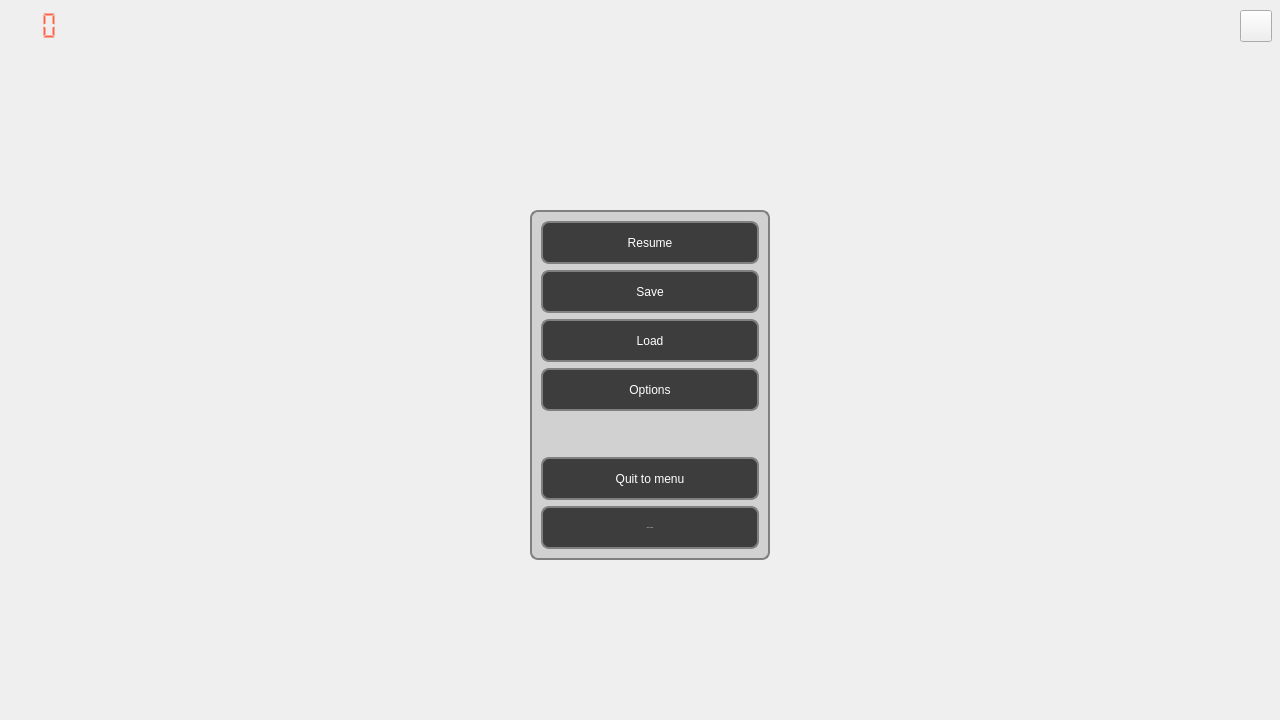
Above: interface/hud.ui from StylishTriangles/Aurora before the change. Below: the same form after it.
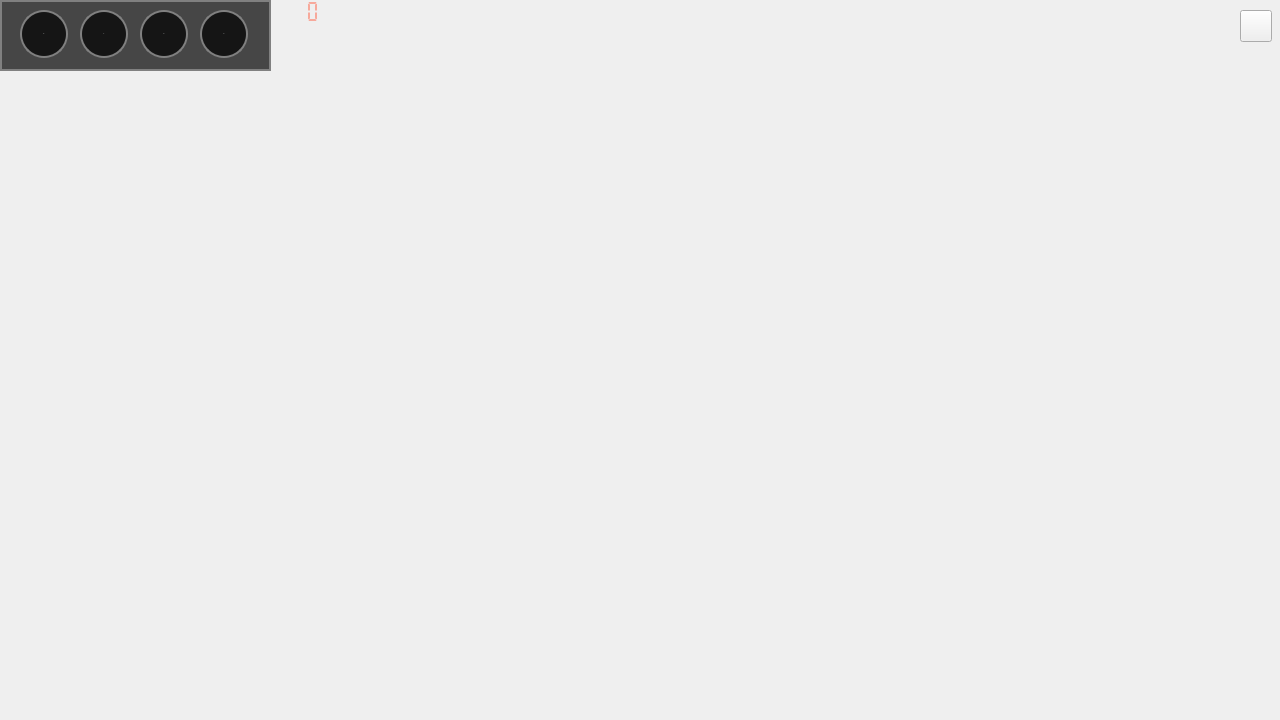
That is the form after the change. Icons and pictures are not drawn.

The edit to the form file:
```diff
--- a/interface/hud.ui
+++ b/interface/hud.ui
@@ -28,10 +28,10 @@
   <widget class="QLCDNumber" name="FPSCounter">
    <property name="geometry">
     <rect>
-     <x>10</x>
-     <y>10</y>
-     <width>51</width>
-     <height>31</height>
+     <x>280</x>
+     <y>0</y>
+     <width>46</width>
+     <height>23</height>
     </rect>
    </property>
    <property name="sizePolicy">
@@ -495,39 +495,33 @@
   <widget class="QFrame" name="pauseMenu">
    <property name="geometry">
     <rect>
-     <x>530</x>
-     <y>210</y>
-     <width>240</width>
-     <height>350</height>
+     <x>0</x>
+     <y>0</y>
+     <width>271</width>
+     <height>71</height>
     </rect>
    </property>
-   <property name="sizePolicy">
-    <sizepolicy hsizetype="Fixed" vsizetype="Fixed">
-     <horstretch>0</horstretch>
-     <verstretch>0</verstretch>
-    </sizepolicy>
-   </property>
    <property name="font">
     <font>
-     <family>Leelawadee UI</family>
-     <pointsize>20</pointsize>
+     <family>MS Gothic</family>
     </font>
    </property>
    <property name="styleSheet">
     <string notr="true">QObject{
 border: 2px solid gray;
 background:  rgb(0,0,0,180);
-border-radius: 8px;
+border-radius: 24px;
 }
 
 QFrame{
-background-color: rgb(0,0,0,32);
+border-radius: 0px 0px 24px 0px;
 }
 
 QPushButton{
 font: 18px &quot;Leelawadee UI&quot;;
 text-align:center;
 color: white;
+width: 32px;
 }
 QPushButton:hover{
 border-color: Tomato;
@@ -542,36 +536,45 @@
    <property name="frameShadow">
     <enum>QFrame::Raised</enum>
    </property>
-   <layout class="QGridLayout" name="gridLayout">
-    <item row="0" column="0">
-     <widget class="QPushButton" name="resumeButton">
+   <widget class="QPushButton" name="fleets">
+    <property name="geometry">
+     <rect>
+      <x>80</x>
+      <y>10</y>
+      <width>48</width>
+      <height>48</height>
+     </rect>
+    </property>
       <property name="sizePolicy">
-       <sizepolicy hsizetype="Minimum" vsizetype="Minimum">
+     <sizepolicy hsizetype="Fixed" vsizetype="Fixed">
         <horstretch>0</horstretch>
         <verstretch>0</verstretch>
        </sizepolicy>
       </property>
-      <property name="autoFillBackground">
-       <bool>false</bool>
+    <property name="font">
+     <font>
+      <family>Leelawadee UI</family>
+      <pointsize>-1</pointsize>
+      <weight>50</weight>
+      <italic>false</italic>
+      <bold>false</bold>
+     </font>
       </property>
       <property name="text">
-       <string>Resume</string>
-      </property>
-      <property name="checkable">
-       <bool>false</bool>
-      </property>
-      <property name="checked">
-       <bool>false</bool>
-      </property>
-      <property name="autoRepeat">
-       <bool>false</bool>
-      </property>
-     </widget>
-    </item>
-    <item row="6" column="0">
-     <widget class="QPushButton" name="exitToSystemButton">
+     <string>F</string>
+    </property>
+   </widget>
+   <widget class="QPushButton" name="research">
+    <property name="geometry">
+     <rect>
+      <x>140</x>
+      <y>10</y>
+      <width>48</width>
+      <height>48</height>
+     </rect>
+    </property>
       <property name="sizePolicy">
-       <sizepolicy hsizetype="Minimum" vsizetype="Minimum">
+     <sizepolicy hsizetype="Fixed" vsizetype="Fixed">
         <horstretch>0</horstretch>
         <verstretch>0</verstretch>
        </sizepolicy>
@@ -586,79 +589,65 @@
        </font>
       </property>
       <property name="text">
-       <string>Quit to system</string>
-      </property>
-     </widget>
-    </item>
-    <item row="5" column="0">
-     <widget class="QPushButton" name="exitToMenuButton">
+     <string>R</string>
+    </property>
+   </widget>
+   <widget class="QPushButton" name="diplomacy">
+    <property name="geometry">
+     <rect>
+      <x>200</x>
+      <y>10</y>
+      <width>48</width>
+      <height>48</height>
+     </rect>
+    </property>
       <property name="sizePolicy">
-       <sizepolicy hsizetype="Minimum" vsizetype="Minimum">
+     <sizepolicy hsizetype="Fixed" vsizetype="Fixed">
         <horstretch>0</horstretch>
         <verstretch>0</verstretch>
        </sizepolicy>
       </property>
+    <property name="font">
+     <font>
+      <family>Leelawadee UI</family>
+      <pointsize>-1</pointsize>
+      <weight>50</weight>
+      <italic>false</italic>
+      <bold>false</bold>
+     </font>
+    </property>
       <property name="text">
-       <string>Quit to menu</string>
-      </property>
-     </widget>
-    </item>
-    <item row="4" column="0">
-     <spacer name="verticalSpacer">
-      <property name="orientation">
-       <enum>Qt::Vertical</enum>
-      </property>
-      <property name="sizeType">
-       <enum>QSizePolicy::Minimum</enum>
-      </property>
-      <property name="sizeHint" stdset="0">
-       <size>
-        <width>20</width>
-        <height>40</height>
-       </size>
-      </property>
-     </spacer>
-    </item>
-    <item row="2" column="0">
-     <widget class="QPushButton" name="loadButton">
+     <string>D</string>
+    </property>
+   </widget>
+   <widget class="QPushButton" name="empire">
+    <property name="geometry">
+     <rect>
+      <x>20</x>
+      <y>10</y>
+      <width>48</width>
+      <height>48</height>
+     </rect>
+    </property>
       <property name="sizePolicy">
-       <sizepolicy hsizetype="Minimum" vsizetype="Minimum">
+     <sizepolicy hsizetype="Fixed" vsizetype="Fixed">
         <horstretch>0</horstretch>
         <verstretch>0</verstretch>
        </sizepolicy>
       </property>
-      <property name="text">
-       <string>Load</string>
-      </property>
-     </widget>
-    </item>
-    <item row="3" column="0">
-     <widget class="QPushButton" name="optionsButton">
-      <property name="sizePolicy">
-       <sizepolicy hsizetype="Minimum" vsizetype="Minimum">
-        <horstretch>0</horstretch>
-        <verstretch>0</verstretch>
-       </sizepolicy>
-      </property>
+    <property name="font">
+     <font>
+      <family>Leelawadee UI</family>
+      <pointsize>-1</pointsize>
+      <weight>50</weight>
+      <italic>false</italic>
+      <bold>false</bold>
+     </font>
+    </property>
       <property name="text">
-       <string>Options</string>
-      </property>
-     </widget>
-    </item>
-    <item row="1" column="0">
-     <widget class="QPushButton" name="saveButton">
-      <property name="sizePolicy">
-       <sizepolicy hsizetype="Minimum" vsizetype="Minimum">
-        <horstretch>0</horstretch>
-        <verstretch>0</verstretch>
-       </sizepolicy>
-      </property>
-      <property name="text">
-       <string>Save</string>
-      </property>
-     </widget>
-    </item>
-   </layout>
+     <string>E</string>
+    </property>
+   </widget>
   </widget>
  </widget>
  <resources/>
```
Left out of the diff: 2 changed lines with no effect on the pictures. Lines whose indentation alone changed are shown as unchanged.
